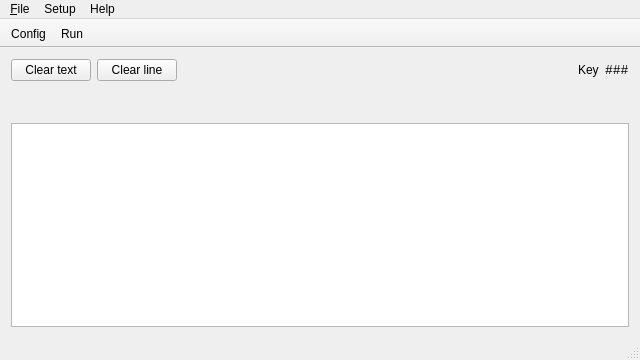
Above: src/windows/mainwindow.ui from sardylan/qcw before the change. Below: the same form after it.
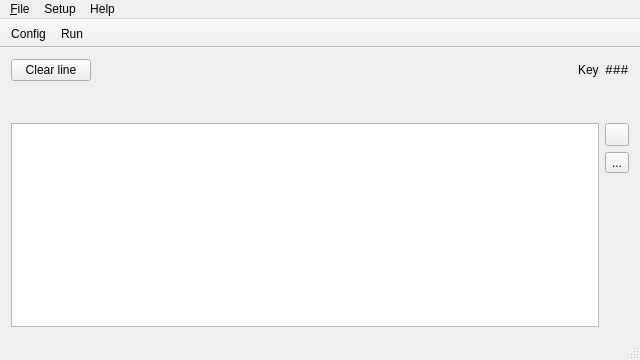
That is the form after the change. Icons and pictures are not drawn.

The edit to the form file:
```diff
--- a/src/windows/mainwindow.ui
+++ b/src/windows/mainwindow.ui
@@ -24,34 +24,9 @@
     <normaloff>:/icons/icon.svg</normaloff>:/icons/icon.svg</iconset>
   </property>
   <widget class="QWidget" name="centralWidget">
-   <layout class="QGridLayout" name="gridLayout" columnstretch="0,0,1,0,0">
+   <layout class="QGridLayout" name="gridLayout_3">
     <item row="0" column="0">
-     <widget class="QPushButton" name="clearTextButton">
-      <property name="text">
-       <string>Clear text</string>
-      </property>
-     </widget>
-    </item>
-    <item row="0" column="1">
-     <widget class="QPushButton" name="clearLineButton">
-      <property name="text">
-       <string>Clear line</string>
-      </property>
-     </widget>
-    </item>
-    <item row="0" column="2">
-     <spacer name="headerHorizontalSpacer">
-      <property name="orientation">
-       <enum>Qt::Horizontal</enum>
-      </property>
-      <property name="sizeHint" stdset="0">
-       <size>
-        <width>241</width>
-        <height>20</height>
-       </size>
-      </property>
-     </spacer>
-    </item>
+     <layout class="QGridLayout" name="upperLayout">
     <item row="0" column="3">
      <widget class="QLabel" name="keyLabel">
       <property name="text">
@@ -74,7 +49,33 @@
       </property>
      </widget>
     </item>
-    <item row="1" column="0" colspan="5">
+      <item row="0" column="2">
+       <spacer name="headerHorizontalSpacer">
+        <property name="orientation">
+         <enum>Qt::Horizontal</enum>
+        </property>
+        <property name="sizeHint" stdset="0">
+         <size>
+          <width>241</width>
+          <height>20</height>
+         </size>
+        </property>
+       </spacer>
+      </item>
+      <item row="0" column="1">
+       <widget class="QPushButton" name="clearLineButton">
+        <property name="text">
+         <string>Clear line</string>
+        </property>
+        <property name="icon">
+         <iconset resource="../resources.qrc">
+          <normaloff>:/icons/erase.svg</normaloff>:/icons/erase.svg</iconset>
+        </property>
+       </widget>
+      </item>
+     </layout>
+    </item>
+    <item row="1" column="0">
      <widget class="QStackedWidget" name="stackedWidget">
       <property name="minimumSize">
        <size>
@@ -93,7 +94,51 @@
       </property>
      </widget>
     </item>
-    <item row="2" column="0" colspan="5">
+    <item row="2" column="0">
+     <layout class="QGridLayout" name="gridLayout">
+      <item row="0" column="1">
+       <layout class="QGridLayout" name="lateralLayout">
+        <item row="2" column="0">
+         <spacer name="verticalSpacer">
+          <property name="orientation">
+           <enum>Qt::Vertical</enum>
+          </property>
+          <property name="sizeHint" stdset="0">
+           <size>
+            <width>20</width>
+            <height>40</height>
+           </size>
+          </property>
+         </spacer>
+        </item>
+        <item row="0" column="0">
+         <widget class="QToolButton" name="playButton">
+          <property name="text">
+           <string/>
+          </property>
+          <property name="icon">
+           <iconset resource="../resources.qrc">
+            <normaloff>:/icons/play.svg</normaloff>:/icons/play.svg</iconset>
+          </property>
+          <property name="checkable">
+           <bool>true</bool>
+          </property>
+         </widget>
+        </item>
+        <item row="1" column="0">
+         <widget class="QToolButton" name="clearTextButton">
+          <property name="text">
+           <string>...</string>
+          </property>
+          <property name="icon">
+           <iconset resource="../resources.qrc">
+            <normaloff>:/icons/erase.svg</normaloff>:/icons/erase.svg</iconset>
+          </property>
+         </widget>
+        </item>
+       </layout>
+      </item>
+      <item row="0" column="0">
      <widget class="QTextEdit" name="morseText">
       <property name="font">
        <font>
@@ -107,6 +152,8 @@
      </widget>
     </item>
    </layout>
+    </item>
+   </layout>
   </widget>
   <widget class="QMenuBar" name="menuBar">
    <property name="geometry">
```
Left out of the diff: 11 changed lines with no effect on the pictures. Lines whose indentation alone changed are shown as unchanged.
